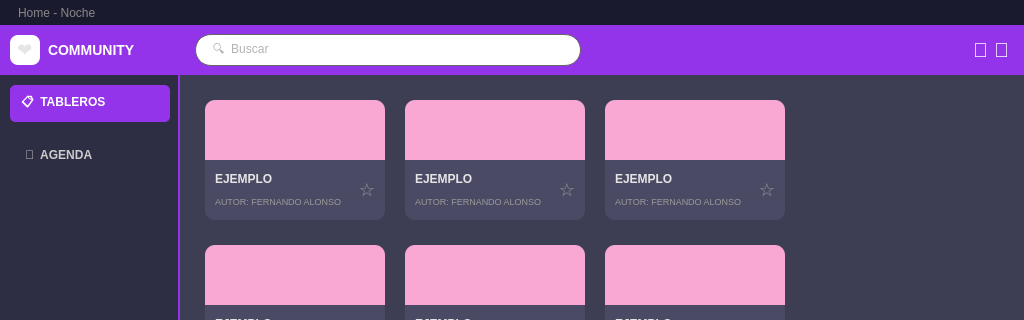
Before: the Qt Designer form interfaces/.ui/home_community_dark.ui in moramirete/Community, drawn with Qt 5; both pictures show x 0 to 1024 and y 0 to 320 of the 1024 by 768 pixel window.
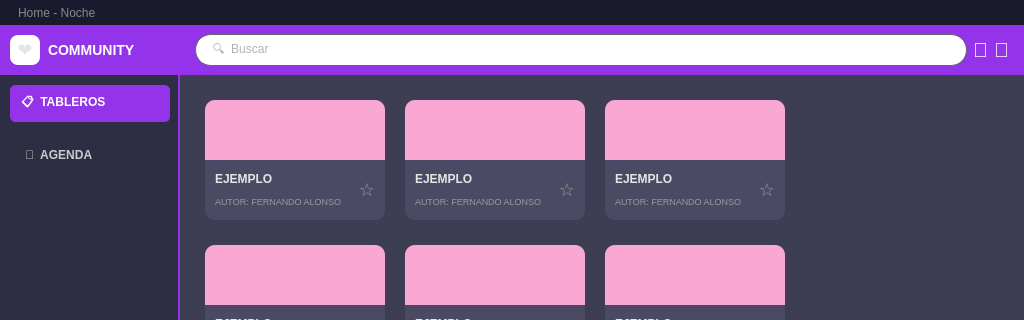
After: the same form once the commit is applied.

Commit message: Funciones para navegar entre ventanas

```diff
--- a/interfaces/.ui/home_community_dark.ui
+++ b/interfaces/.ui/home_community_dark.ui
@@ -317,19 +317,6 @@
               </property>
              </widget>
             </item>
-            <item>
-             <spacer name="horizontalSpacer">
-              <property name="orientation">
-               <enum>Qt::Horizontal</enum>
-              </property>
-              <property name="sizeHint" stdset="0">
-               <size>
-                <width>40</width>
-                <height>20</height>
-               </size>
-              </property>
-             </spacer>
-            </item>
             <item>
              <widget class="QPushButton" name="btn_theme">
               <property name="styleSheet">
```
Left out of the diff: 3 changed lines with no effect on the pictures. The commit also changes 4 other files.
